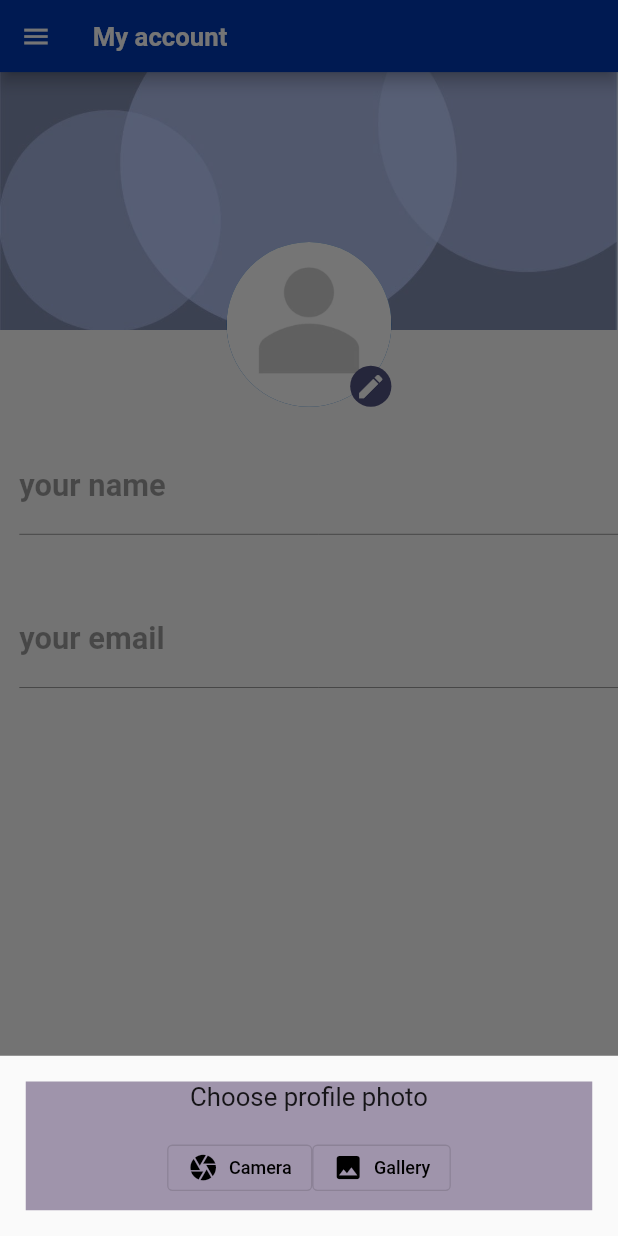
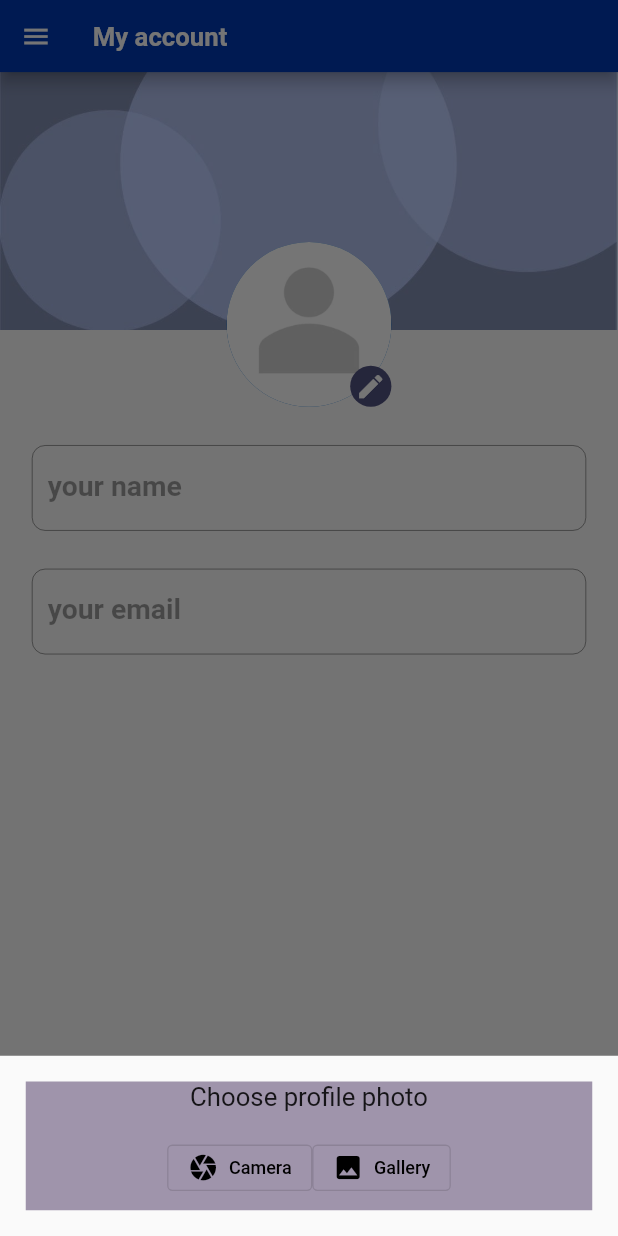
Before and after one commit to mo87654/Driver_App, a Flutter app: the DriverLayout screen opened directly, after a tap on the "edit" icon, on a phone screen of 412 x 824 dp. Run offline on Flutter 3.47's test engine with Material 2 defaults, Android fonts, the phone set to English and light mode, and no system bars; our stand-ins replace cloud_firestore, country_picker, firebase_auth, firebase_core, flutter_spinkit, image_picker and 2 more; accounts and stored records are empty; network calls fail.

Commit message:
update my acc

```diff
--- a/lib/modules/my account screen/My_account.dart
+++ b/lib/modules/my account screen/My_account.dart
@@ -99,13 +99,13 @@ class _MyAccountState extends State<MyAccount> {
 
 
           Padding(
-            padding: const EdgeInsets.only(top: 25, left: 15),
+            padding: const EdgeInsets.only(right: 25, left: 25),
             child: Column(
 
                 crossAxisAlignment: CrossAxisAlignment.start,
                 children: [
                   Padding(
-                    padding: EdgeInsets.only(bottom: 25.0),
+                    padding: EdgeInsets.only(top: 30.0),
                     child: FutureBuilder(
                       future: getuserinfo(),
                       builder: (_, AsyncSnapshot snapshot) {
@@ -119,23 +119,30 @@ class _MyAccountState extends State<MyAccount> {
                           controller: nameController,
                           enabled: false,
                           decoration: InputDecoration(
+                            border: OutlineInputBorder(
+                              borderRadius: BorderRadius.circular(10.0),
+                              borderSide: BorderSide(
+                                width: 1.0,
+                              ),
+                            ),
                             labelText: 'your name',
                           ),
                           readOnly: true,
                           style: TextStyle
                             (
                             fontWeight: FontWeight.bold,
-                            fontSize: 24,
+                            fontSize: 22,
                           ),
 
                         );
                       },
                     ),
+
                   ),
 
                   Padding(
-                    padding: EdgeInsets.only(top: 20.0),
-                    child:FutureBuilder(
+                    padding: EdgeInsets.only(top: 30.0),
+                    child: FutureBuilder(
                       future: getuserinfo(),
                       builder: (_, AsyncSnapshot snapshot) {
                         if(snapshot.connectionState == ConnectionState.waiting) {
@@ -148,14 +155,20 @@ class _MyAccountState extends State<MyAccount> {
                           controller: emailController,
                           enabled: false,
                           decoration: InputDecoration(
+                            border: OutlineInputBorder(
+                              borderRadius: BorderRadius.circular(10.0),
+                              borderSide: BorderSide(
+                                width: 2.0,
+                              ),
+                            ),
                             labelText: 'your email',
                           ),
                           readOnly: true,
-                            style: TextStyle
-                             (
-                              fontWeight: FontWeight.bold,
-                              fontSize: 24,
-                                  ),
+                          style: TextStyle
+                            (
+                            fontWeight: FontWeight.bold,
+                            fontSize: 22,
+                          ),
 
                         );
                       },
```
